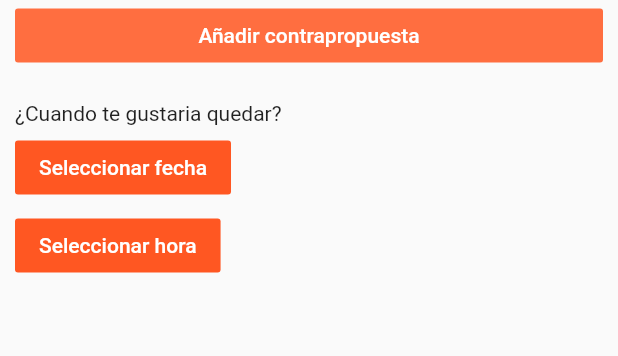
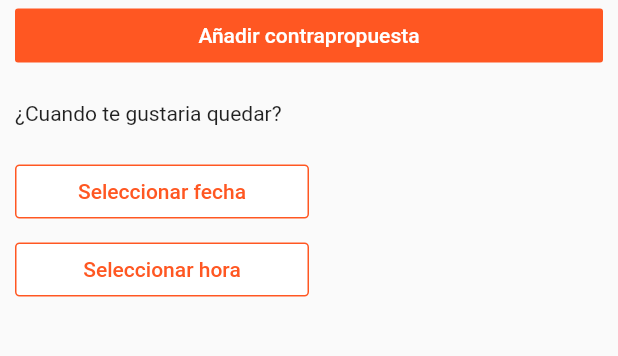
Before and after one commit to PIWEEK/cheetah, a Flutter app: the NewPlanWidget widget shown alone on an empty page, opened directly, after a tap on "Añadir contrapropuesta", on a phone screen of 412 x 824 dp, the part 122-478 px from its top. Run offline on Flutter 3.47's test engine with Material 2 defaults, Android fonts, the phone set to English and light mode, and no system bars; our stand-ins replace contacts_service, permission_handler; network calls fail.

Commit message:
Change buttons on new plan

```diff
--- a/front/cheetah/lib/newPlan.dart
+++ b/front/cheetah/lib/newPlan.dart
@@ -142,7 +142,7 @@ class NewPlanState extends State<NewPlanWidget> {
                     children: <Widget>[
                       Expanded(
                         child: FlatButton(
-                            color: Colors.deepOrangeAccent,
+                            color: Colors.deepOrange,
                             textColor: Colors.white,
                             padding: EdgeInsets.fromLTRB(10.0, 3.0, 10.0, 3.0),
                             splashColor: Colors.deepOrange,
@@ -164,26 +164,37 @@ class NewPlanState extends State<NewPlanWidget> {
                       crossAxisAlignment: CrossAxisAlignment.start,
                       children: <Widget>[
                         SizedBox(height: 20.0),
-                        Text('¿Cuando te gustaria quedar?'),
+                        Padding(
+                          padding: const EdgeInsets.only(bottom: 16.0),
+                          child: Text('¿Cuando te gustaria quedar?'),
+                        ),
                         Padding(
                           padding: const EdgeInsets.symmetric(vertical: 4.0),
                           child: Row(
                               mainAxisAlignment: MainAxisAlignment.spaceBetween,
                               children: <Widget>[
-                                FlatButton(
-                                    color: Colors.deepOrange,
-                                    textColor: Colors.white,
+                                Expanded(
+                                  child: FlatButton(
+                                      shape: RoundedRectangleBorder(side: BorderSide(color: Colors.deepOrange), borderRadius: new BorderRadius.circular(3.0)),
+                                      color: Colors.white,
+                                      textColor: Colors.deepOrange,
                                       onPressed: () {
                                         _selectDate(context);
                                       },
                                       child: Text('Seleccionar fecha',)
                                   ),
-                                Text(
+                                ),
+                                Expanded(
+                                  child: Align(
+                                    alignment: Alignment.centerRight,
+                                    child: Text(
                                       " ${_date}",
                                       style: TextStyle(
                                           color: Colors.deepOrange,
                                           fontWeight: FontWeight.bold,
                                           fontSize: 18.0),
+                                    ),
+                                  ),
                                 ),
                               ]
                           ),
@@ -193,20 +204,28 @@ class NewPlanState extends State<NewPlanWidget> {
                           child: Row(
                               mainAxisAlignment: MainAxisAlignment.spaceBetween,
                               children: <Widget>[
-                                FlatButton(
-                                    color: Colors.deepOrange,
-                                    textColor: Colors.white,
+                                Expanded(
+                                  child: FlatButton(
+                                      shape: RoundedRectangleBorder(side: BorderSide(color: Colors.deepOrange), borderRadius: new BorderRadius.circular(3.0)),
+                                      color: Colors.white,
+                                      textColor: Colors.deepOrange,
                                       onPressed: () {
                                         _selectTime(context);
                                       },
                                       child: Text('Seleccionar hora',)
                                   ),
-                                Text(
+                                ),
+                                Expanded(
+                                  child: Align(
+                                    alignment: Alignment.centerRight,
+                                    child: Text(
                                       " ${_time}",
                                       style: TextStyle(
                                           color: Colors.deepOrange,
                                           fontWeight: FontWeight.bold,
                                           fontSize: 18.0),
+                                    ),
+                                  ),
                                 ),
                               ]
                           ),
@@ -218,11 +237,15 @@ class NewPlanState extends State<NewPlanWidget> {
                                 mainAxisAlignment: MainAxisAlignment
                                     .spaceBetween,
                                 children: <Widget>[
-                                  RaisedButton(
+                                  Expanded(
+                                    child: RaisedButton(
+                                        color: Colors.deepOrange,
+                                        textColor: Colors.white,
                                         onPressed: () {
                                           _save();
                                         },
                                         child: Text('Guardar',)
+                                    ),
                                   ),
                                 ]
                             ),
```
Lines whose indentation alone changed are shown as unchanged.
